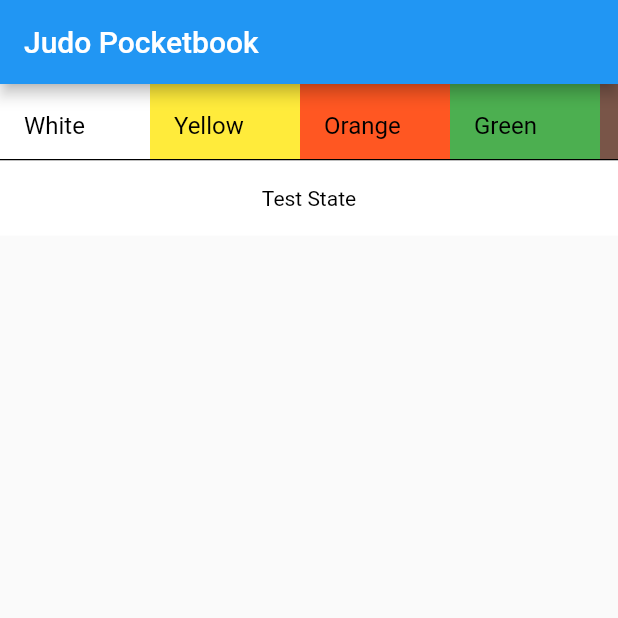
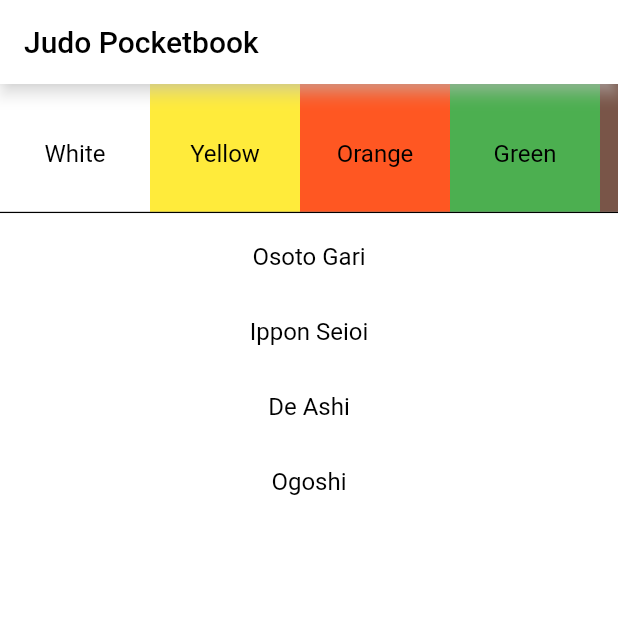
Before and after one commit to mdunn1331/judo_pocketbook, a Flutter app: the screen it shows after launch, on a phone screen of 412 x 824 dp, the top half of it. Run offline on Flutter 3.47's test engine with Material 2 defaults, Android fonts, the phone set to English and light mode, and no system bars.

Commit message:
Adding color changing via passing blocks around, alternative ideas? Delegates instead of call backs to set state? Is this Architecture any good for a state based UI?

```diff
--- a/lib/models/enums/belt.dart
+++ b/lib/models/enums/belt.dart
@@ -60,4 +60,8 @@ extension BeltExtension on Belt {
         return "Black";
     }
   }
+
+  List<String> get beltTechniques {
+    return ["Osoto Gari", "Ippon Seioi", "De Ashi", "Ogoshi"];
+  }
 }
--- a/lib/ui_components/belt_cell.dart
+++ b/lib/ui_components/belt_list_view/belt_cell.dart
@@ -6,20 +6,25 @@ class BeltCell extends StatelessWidget {
 
   final Belt belt;
 
-  BeltCell({Key key, this.belt}) : super(key: key);
+  final void Function(Belt) onTap;
+
+  BeltCell({Key key, this.belt, this.onTap}) : super(key: key);
 
   @override
   Widget build(BuildContext context) {
     return Container(
       child: ListTile(
-        title: Text(
-          belt.beltName,
-          style: TextStyle(color: belt.alternateColor),
+        title:Center(
+          child: Text(
+            belt.beltName,
+            style: TextStyle(color: belt.alternateColor),
+          ),
         ),
+        onTap: () {
+          onTap(belt);
+        },
       ),
       color: belt.beltColor,
-      alignment: Alignment.center,
-      height: 50,
       width: 100,
     );
   }
--- /dev/null
+++ b/lib/ui_components/belt_list_view/belt_list_view.dart
@@ -0,0 +1,24 @@
+import 'package:flutter/cupertino.dart';
+import 'package:judo_pocketbook/models/enums/belt.dart';
+import 'package:judo_pocketbook/ui_components/belt_list_view/belt_cell.dart';
+
+class BeltListView extends StatefulWidget {
+  final Function(Belt) onCellTapped;
+
+  BeltListView({Key key, this.onCellTapped}) : super(key: key);
+
+  @override
+  _BeltListViewState createState() => _BeltListViewState();
+}
+
+class _BeltListViewState extends State<BeltListView> {
+
+  @override
+  Widget build(BuildContext context) {
+    return ListView.builder(
+      itemCount: Belt.values.length,
+      itemBuilder: (BuildContext context, int index) => new BeltCell(belt: Belt.values[index], onTap: widget.onCellTapped),
+      scrollDirection: Axis.horizontal,
+    );
+  }
+}
--- a/lib/ui_components/home.dart
+++ b/lib/ui_components/home.dart
@@ -2,8 +2,10 @@ import 'package:flutter/cupertino.dart';
 import 'package:flutter/material.dart';
 import 'package:flutter/rendering.dart';
 import 'package:judo_pocketbook/models/enums/belt.dart';
-import 'package:judo_pocketbook/ui_components/belt_cell.dart';
-import 'package:judo_pocketbook/ui_components/technique_cell.dart';
+import 'package:judo_pocketbook/ui_components/belt_list_view/belt_list_view.dart';
+import 'file:///C:/Users/mdunn/AndroidStudioProjects/judo_pocketbook/lib/ui_components/belt_list_view/belt_cell.dart';
+import 'file:///C:/Users/mdunn/AndroidStudioProjects/judo_pocketbook/lib/ui_components/techniques_list_view/technique_cell.dart';
+import 'package:judo_pocketbook/ui_components/techniques_list_view/techniques_list_view.dart';
 
 class HomePage extends StatefulWidget {
   HomePage({Key key, this.title}) : super(key: key);
@@ -26,31 +28,26 @@ class _BeltState extends State<HomePage> {
   Widget build(BuildContext context) {
     return Scaffold(
       appBar: AppBar(
-        title: Text(widget.title),
+        title: Text(
+            widget.title,
+            style: TextStyle(color: _beltState.alternateColor),
+        ),
+        backgroundColor: _beltState.beltColor,
+        shadowColor: _beltState.beltColor,
       ),
       body:Column (
         children: <Widget>[
-          Container(
-            child: ListView.builder(
-              itemCount: Belt.values.length,
-              itemBuilder: (BuildContext context, int index) => new BeltCell(belt: Belt.values[index]),
-              scrollDirection: Axis.horizontal,
-            ),
-            height: 50,
+          Expanded(
+            flex: 1,
+            child: BeltListView(onCellTapped:(belt) => setBeltState(belt),),
           ),
           Container(
             height: 1,
-            color: Colors.black,
+            color: _beltState.alternateColor,
           ),
           Expanded(
-              child: ListView(
-                children: <Widget>[
-                  TechniqueCell(
-                      techniqueName: "Test State",
-                      belt: _beltState
-                  )
-                ],
-              ),
+            flex: 8,
+              child:TechniquesListView(selectedBelt: _beltState,)
           )
         ],
       )
--- a/lib/ui_components/technique_cell.dart
+++ b/lib/ui_components/techniques_list_view/technique_cell.dart
@@ -1,4 +1,5 @@
 import 'package:flutter/cupertino.dart';
+import 'package:flutter/material.dart';
 import 'package:judo_pocketbook/models/enums/belt.dart';
 
 class TechniqueCell extends StatelessWidget {
@@ -11,9 +12,13 @@ class TechniqueCell extends StatelessWidget {
   @override
   Widget build(BuildContext context) {
     return Container(
-      child: Text(
-          techniqueName,
-        style: TextStyle(color: belt.alternateColor),
+      child: ListTile(
+        title: Center(
+          child: Text(
+            techniqueName,
+            style: TextStyle(color: belt.alternateColor),
+          ),
+        ),
       ),
       color: belt.beltColor,
       alignment: Alignment.center,
--- /dev/null
+++ b/lib/ui_components/techniques_list_view/techniques_list_view.dart
@@ -0,0 +1,31 @@
+import 'package:flutter/cupertino.dart';
+import 'package:judo_pocketbook/models/enums/belt.dart';
+import 'package:judo_pocketbook/ui_components/techniques_list_view/technique_cell.dart';
+
+class TechniquesListView extends StatefulWidget {
+
+  Belt selectedBelt;
+
+  TechniquesListView({Key key, this.selectedBelt}) : super(key: key);
+
+  @override
+  _TechniquesListViewState createState() => _TechniquesListViewState();
+
+}
+
+class _TechniquesListViewState extends State<TechniquesListView> {
+
+  @override
+  Widget build(BuildContext context) {
+    return Container(
+        child:ListView.builder(
+          itemBuilder: (BuildContext context, int index) =>TechniqueCell(
+              techniqueName: widget.selectedBelt.beltTechniques[index],
+              belt: widget.selectedBelt
+          ),
+          itemCount: widget.selectedBelt.beltTechniques.length,
+        ),
+      color: widget.selectedBelt.beltColor,
+    );
+  }
+}
```
